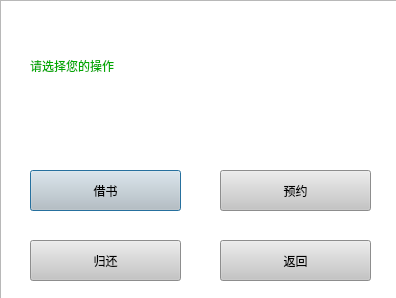
Qt form usermode.ui (banlanzs/317LibrarySystem) before a commit.
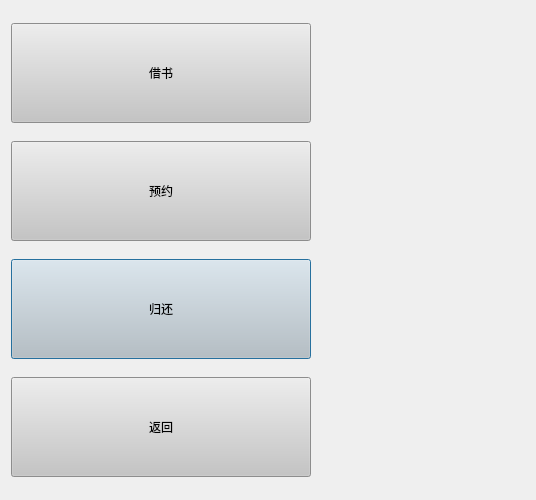
The same form after that commit. Icons and pictures are not drawn.

The edit to the form file:
```diff
--- a/usermode.ui
+++ b/usermode.ui
@@ -6,81 +6,30 @@
    <rect>
     <x>0</x>
     <y>0</y>
-    <width>396</width>
-    <height>298</height>
+    <width>536</width>
+    <height>500</height>
    </rect>
   </property>
+  <property name="minimumSize">
+   <size>
+    <width>500</width>
+    <height>500</height>
+   </size>
+  </property>
   <property name="windowTitle">
    <string>Dialog</string>
   </property>
-  <widget class="QPushButton" name="borrowButton">
-   <property name="geometry">
-    <rect>
-     <x>30</x>
-     <y>170</y>
-     <width>151</width>
-     <height>41</height>
-    </rect>
-   </property>
    <property name="styleSheet">
-    <string notr="true">background-color: rgb(197, 197, 197);
-</string>
-   </property>
-   <property name="text">
-    <string>借书</string>
-   </property>
-  </widget>
-  <widget class="QLabel" name="label">
-   <property name="geometry">
-    <rect>
-     <x>30</x>
-     <y>30</y>
-     <width>331</width>
-     <height>71</height>
-    </rect>
-   </property>
-   <property name="styleSheet">
-    <string notr="true">font: 87 24pt &quot;Arial Black&quot;;
-color: rgb(0, 170, 0);</string>
-   </property>
-   <property name="text">
-    <string>请选择您的操作</string>
-   </property>
-  </widget>
-  <widget class="QPushButton" name="backButton">
-   <property name="geometry">
-    <rect>
-     <x>220</x>
-     <y>240</y>
-     <width>151</width>
-     <height>41</height>
-    </rect>
-   </property>
-   <property name="styleSheet">
-    <string notr="true">background-color: rgb(197, 197, 197);</string>
-   </property>
-   <property name="text">
-    <string>返回</string>
-   </property>
-  </widget>
-  <widget class="QWidget" name="widget" native="true">
-   <property name="geometry">
-    <rect>
-     <x>10</x>
-     <y>0</y>
-     <width>401</width>
-     <height>301</height>
-    </rect>
-   </property>
-  </widget>
+   <string notr="true">background-image: url(:/new/prefix1/225ef3557e31ea0.jpg);</string>
+  </property>
+  <layout class="QGridLayout" name="gridLayout">
+   <item row="2" column="0">
   <widget class="QPushButton" name="returnBookButton">
-   <property name="geometry">
-    <rect>
-     <x>30</x>
-     <y>240</y>
-     <width>151</width>
-     <height>41</height>
-    </rect>
+     <property name="minimumSize">
+      <size>
+       <width>300</width>
+       <height>100</height>
+      </size>
    </property>
    <property name="styleSheet">
     <string notr="true">background-color: rgb(197, 197, 197);
@@ -90,14 +39,34 @@
     <string>归还</string>
    </property>
   </widget>
+   </item>
+   <item row="0" column="0">
+    <widget class="QPushButton" name="borrowButton">
+     <property name="minimumSize">
+      <size>
+       <width>300</width>
+       <height>100</height>
+      </size>
+     </property>
+     <property name="styleSheet">
+      <string notr="true">background-color: rgb(197, 197, 197);
+</string>
+     </property>
+     <property name="text">
+      <string>借书</string>
+     </property>
+     <property name="autoExclusive">
+      <bool>false</bool>
+     </property>
+    </widget>
+   </item>
+   <item row="1" column="0">
   <widget class="QPushButton" name="reservationButton">
-   <property name="geometry">
-    <rect>
-     <x>220</x>
-     <y>170</y>
-     <width>151</width>
-     <height>41</height>
-    </rect>
+     <property name="minimumSize">
+      <size>
+       <width>300</width>
+       <height>100</height>
+      </size>
    </property>
    <property name="styleSheet">
     <string notr="true">background-color: rgb(197, 197, 197);</string>
@@ -106,28 +75,34 @@
     <string>预约</string>
    </property>
   </widget>
-  <widget class="QGraphicsView" name="graphicsView">
-   <property name="geometry">
-    <rect>
-     <x>0</x>
-     <y>0</y>
-     <width>401</width>
-     <height>301</height>
-    </rect>
-   </property>
+   </item>
+   <item row="3" column="0">
+    <widget class="QPushButton" name="backButton">
    <property name="minimumSize">
     <size>
-     <width>401</width>
-     <height>301</height>
+       <width>300</width>
+       <height>100</height>
     </size>
    </property>
    <property name="styleSheet">
-    <string notr="true">background-image: url(:/new/prefix1/background.png);</string>
-   </property>
-  </widget>
-  <zorder>graphicsView</zorder>
-  <zorder>label</zorder>
-  <zorder>widget</zorder>
+      <string notr="true">background-color: rgb(197, 197, 197);</string>
+     </property>
+     <property name="text">
+      <string>返回</string>
+     </property>
+    </widget>
+   </item>
+   <item row="0" column="1" rowspan="4">
+    <widget class="QLabel" name="label">
+     <property name="styleSheet">
+      <string notr="true">image: url(:/new/prefix1/zr9tjspe.png);</string>
+     </property>
+     <property name="text">
+      <string/>
+     </property>
+    </widget>
+   </item>
+  </layout>
   <zorder>borrowButton</zorder>
   <zorder>backButton</zorder>
   <zorder>reservationButton</zorder>
```
Left out of the diff: 3 changed lines with no effect on the pictures. Lines whose indentation alone changed are shown as unchanged.
